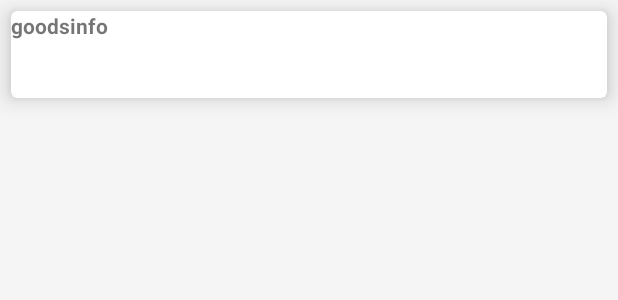
After one commit to heroPool/FuluCenter201612, an Android app: the layout xinpin_detailinfo.xml on its own in the app's theme, with its tools: preview values and no code run, on a phone screen of 412 x 824 dp. The commit adds this screen. Shown: the top 300 px of the screen. Run offline under Robolectric (Android 15) with nearby library versions, the phone set to English and light mode, and no system bars.

Commit message:
新品页完成

```diff
--- a/app/build.gradle
+++ b/app/build.gradle
@@ -20,7 +20,7 @@ android {
 }
 
 dependencies {
-    compile fileTree(dir: 'libs', include: ['*.jar'])
+    compile fileTree(include: ['*.jar'], dir: 'libs')
     androidTestCompile('com.android.support.test.espresso:espresso-core:2.2.2', {
         exclude group: 'com.android.support', module: 'support-annotations'
     })
@@ -34,5 +34,6 @@ dependencies {
     compile 'com.squareup.okio:okio:1.10.0'
     compile 'com.squareup.okhttp3:okhttp-urlconnection:3.4.1'
     compile 'com.google.code.gson:gson:2.7'
-
+    compile 'com.android.support:recyclerview-v7:25.2.0'
+    compile 'com.android.support:cardview-v7:25.2.0'
 }
--- a/app/src/main/AndroidManifest.xml
+++ b/app/src/main/AndroidManifest.xml
@@ -1,6 +1,10 @@
 <?xml version="1.0" encoding="utf-8"?>
 <manifest xmlns:android="http://schemas.android.com/apk/res/android"
     package="com.example.administrator.fulishe201612">
+
+    <uses-permission android:name="android.permission.INTERNET" />
+    <uses-permission android:name="android.permission.READ_EXTERNAL_STORAGE" />
+    <uses-permission android:name="android.permission.WRITE_EXTERNAL_STORAGE" />
 
     <application
         android:name=".application.FuLiCenterApplication"
--- /dev/null
+++ b/app/src/main/res/layout/xinpin_detailinfo.xml
@@ -0,0 +1,40 @@
+<?xml version="1.0" encoding="utf-8"?>
+<android.support.v7.widget.CardView xmlns:android="http://schemas.android.com/apk/res/android"
+    xmlns:app="http://schemas.android.com/apk/res-auto"
+    android:layout_width="match_parent"
+    android:layout_height="wrap_content"
+    android:layout_margin="7dp"
+
+    app:cardCornerRadius="4dp"
+    app:cardElevation="9dp">
+
+    <LinearLayout
+        android:layout_width="match_parent"
+        android:layout_height="wrap_content"
+        android:orientation="vertical">
+
+        <ImageView
+            android:id="@+id/imageGoods"
+            android:layout_width="match_parent"
+            android:layout_height="wrap_content" />
+
+        <TextView
+            android:id="@+id/text_Goodsinfo"
+            android:layout_width="match_parent"
+            android:layout_height="wrap_content"
+            android:text="goodsinfo"
+            android:textStyle="bold" />
+
+        <TextView
+            android:id="@+id/text_goodsmoreinfo"
+            android:layout_width="wrap_content"
+            android:layout_height="wrap_content"
+            android:maxLines="2" />
+
+        <TextView
+            android:id="@+id/text_Goods_price"
+            android:layout_width="wrap_content"
+            android:layout_height="wrap_content"
+            android:textColor="#e24343" />
+    </LinearLayout>
+</android.support.v7.widget.CardView>
```
Also changed, not shown: app/src/main/java/com/example/administrator/fulishe201612/fragments/Xinpin.java (+148 -1 lines), app/src/main/java/com/example/administrator/fulishe201612/ui/activity/MainActivity.java (+107 -4 lines), app/src/main/res/drawable/btn_bg_orange.xml (+9 -3 lines), app/src/main/res/layout/activity_main.xml (+5 -5 lines), app/src/main/res/layout/fragment_xinpin.xml (+9 -5 lines), app/src/main/res/drawable/defult_picture.png (added).
